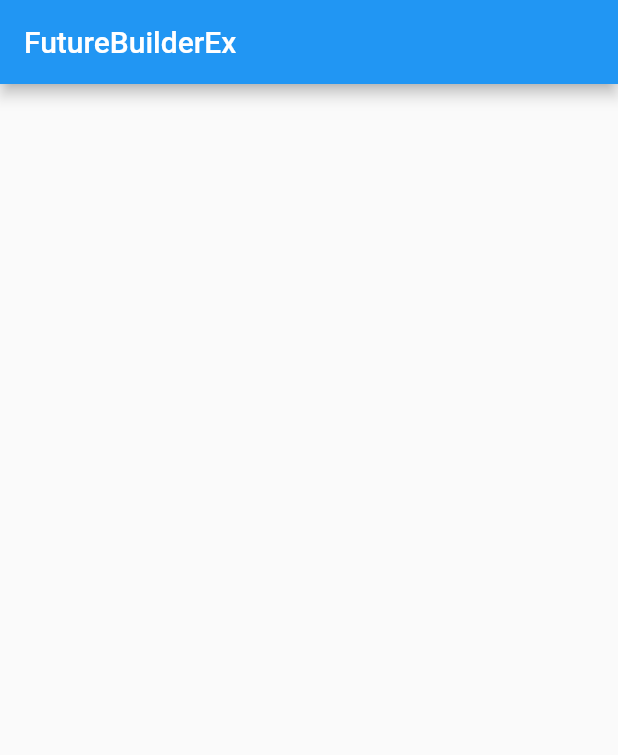
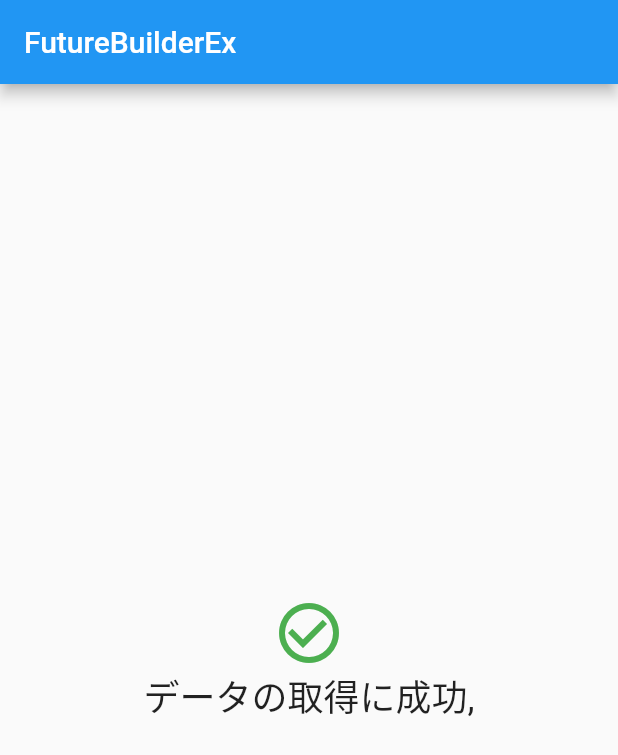
Before and after one commit to nshiraki/flutter-sandbox, a Flutter app: the screen it shows after launch, on a phone screen of 412 x 824 dp. Shown: the top 755 px of the screen. Run offline on Flutter 3.47's test engine with Material 2 defaults, Android fonts, the phone set to English and light mode, and no system bars; our stand-ins replace flutter_riverpod, shared_preferences, sqflite, webview_flutter; missing offline and left inert: app_settings; accounts and stored records are empty.

Commit message:
FutureBuilderを利用して、非同期処理でWidgetを出し分ける処理を追加

```diff
--- a/future_builder_ex/lib/main.dart
+++ b/future_builder_ex/lib/main.dart
@@ -1,5 +1,6 @@
 import 'package:flutter/material.dart';
 
+/// FutureBuilderを利用して、非同期処理でWidgetを出し分ける処理を作成する
 void main() {
   runApp(const MyApp());
 }
@@ -28,7 +29,63 @@ class MyHomePage extends StatelessWidget {
       appBar: AppBar(
         title: const Text('FutureBuilderEx'),
       ),
-      body: Container(),
+      body: Center(
+        // 表示テキストのスタイルを指定
+        child: DefaultTextStyle(
+          style: Theme.of(context).textTheme.headline5!,
+          // 非同期処理でWidgetを出し分ける
+          child: FutureBuilder(
+            future: _fetchData(),
+            builder: (BuildContext context, AsyncSnapshot<String> snapshot) {
+              // futureに指定した処理でデータの取得に成功した場合
+              if (snapshot.hasData) {
+                // 取得したデータを表示
+                return Column(
+                  mainAxisSize: MainAxisSize.min,
+                  children: [
+                    const Icon(
+                      Icons.check_circle_outline,
+                      color: Colors.green,
+                      size: 48,
+                    ),
+                    Text('${snapshot.data},')
+                  ],
+                );
+              }
+
+              // futureに指定した処理でデータの取得に失敗した場合
+              if (snapshot.hasError) {
+                // エラー表示を行う
+                return Column(
+                  mainAxisSize: MainAxisSize.min,
+                  children: const [
+                    Icon(
+                      Icons.error_outline_outlined,
+                      color: Colors.red,
+                      size: 48,
+                    ),
+                    Text('データの取得に失敗'),
+                  ],
+                );
+              }
+
+              // データを取得中の場合は、プログレスを表示する
+              // NOTE: 取得中の状態はConnectionStateでも判定することができる
+              // snapshot.connectionState != ConnectionState.done
+              // または
+              // snapshot.connectionState == ConnectionState.waiting
+              return const CircularProgressIndicator();
+            },
+          ),
+        ),
+      ),
     );
   }
+
+  /// データを取得する非同期処理
+  Future<String> _fetchData() async {
+    // 少し遅延させて文字列のデータを返却
+    // NOTE: 第2引数は遅延後に行う処理
+    return Future.delayed(const Duration(seconds: 3), () => 'データの取得に成功');
+  }
 }
```
Also changed, not shown: 2 other files.
